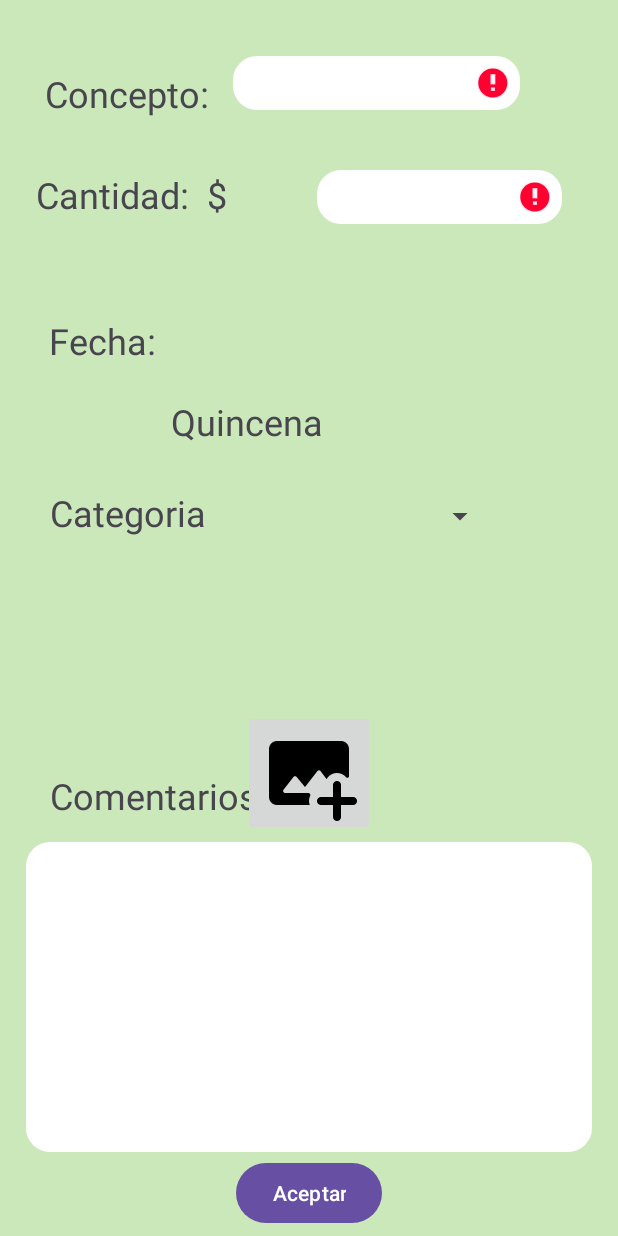
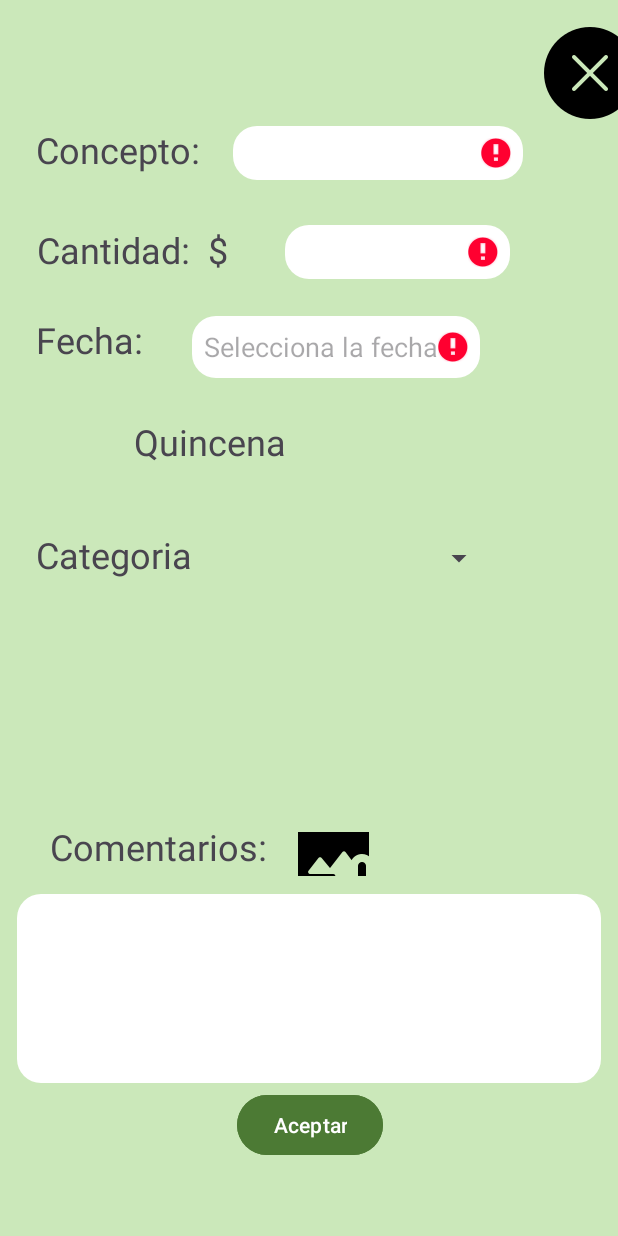
Before and after one commit to kakebo1/Kakebo, an Android app: the LlenadoIngresos screen opened directly, with no data from a screen before it, after a tap on "Aceptar", on a phone screen of 412 x 824 dp. Run offline under Robolectric (Android 15) with nearby library versions, the phone set to English and light mode, and no system bars; our stand-ins replace Firebase (no records; nobody signed in at launch, a user with empty details on screens opened directly); Roboto replaces fonts that are not available here.

Commit message:
Funciona fecha en llenado de ingresos

```diff
--- a/app/src/main/java/com/example/myapplication/LlenadoEgresos.java
+++ b/app/src/main/java/com/example/myapplication/LlenadoEgresos.java
@@ -136,7 +136,7 @@ public class LlenadoEgresos extends AppCompatActivity {
 
         basededatos.collection("egresos").add(mapiii)
                 .addOnSuccessListener(documentReference -> {
-                    Toast.makeText(LlenadoEgresos.this, "Pago guardado con éxito", Toast.LENGTH_SHORT).show();
+             //       Toast.makeText(LlenadoEgresos.this, "Pago guardado con éxito", Toast.LENGTH_SHORT).show();
                 })
                 .addOnFailureListener(e -> {
                     Toast.makeText(LlenadoEgresos.this, "Error al guardar los datos", Toast.LENGTH_SHORT).show();
--- a/app/src/main/java/com/example/myapplication/LlenadoIngresos.java
+++ b/app/src/main/java/com/example/myapplication/LlenadoIngresos.java
@@ -7,23 +7,27 @@ import android.widget.Button;
 import android.widget.EditText;
 import android.widget.ImageButton;
 import android.widget.Toast;
-
 import androidx.appcompat.app.AppCompatActivity;
 import androidx.core.graphics.Insets;
 import androidx.core.view.ViewCompat;
 import androidx.core.view.WindowInsetsCompat;
-
+import com.google.firebase.Timestamp;
 import com.google.firebase.firestore.FirebaseFirestore;
-
+import java.text.ParseException;
+import java.util.Date;
 import java.util.HashMap;
 import java.util.Map;
-
+import android.app.DatePickerDialog;
+import java.text.SimpleDateFormat;
+import java.util.Calendar;
+import java.util.Locale;
 public class LlenadoIngresos extends AppCompatActivity {
     //DECLARAR COMPONENTES
 Button btnAceptarIng;
-ImageButton btnAgregarImgIng;
-EditText txtConceptoIng, txtCantidadIng, txtComentarioIng;
-    private FirebaseFirestore basededatos;
+ImageButton btnAgregarImgIng, btnCancelarIng;
+EditText txtConceptoIng, txtCantidadIng, txtComentarioIng, txtFechaIng;
+private FirebaseFirestore basededatos;
+final Calendar calendarioIng = Calendar.getInstance();
 
     @Override
     protected void onCreate(Bundle savedInstanceState) {
@@ -41,8 +45,45 @@ EditText txtConceptoIng, txtCantidadIng, txtComentarioIng;
         txtConceptoIng = findViewById(R.id.txtConceptoIng);
         txtCantidadIng = findViewById(R.id.txtCantidadIng);
         txtComentarioIng = findViewById(R.id.txtComentarioIng);
+        txtFechaIng = findViewById(R.id.txtFechaIng);
+        btnCancelarIng = findViewById(R.id.btnCancelarIng);
+
+        // Abrir el DatePicker al hacer clic
+        txtFechaIng.setOnClickListener(new View.OnClickListener() {
+            @Override
+            public void onClick(View v) {
+                mostrarCalendarioIng();
+            }
+        });
+        btnCancelarIng.setOnClickListener(v -> {
+            Toast.makeText(LlenadoIngresos.this, "Acción cancelada", Toast.LENGTH_SHORT).show();
+            finish();
+        });
 
     }
+    private void mostrarCalendarioIng() {
+        int año = calendarioIng.get(Calendar.YEAR);
+        int mes = calendarioIng.get(Calendar.MONTH);
+        int día = calendarioIng.get(Calendar.DAY_OF_MONTH);
+
+        DatePickerDialog datePickerDialog = new DatePickerDialog(
+                LlenadoIngresos.this,
+                (view, year, month, dayOfMonth) -> {
+                    calendarioIng.set(Calendar.YEAR, year);
+                    calendarioIng.set(Calendar.MONTH, month);
+                    calendarioIng.set(Calendar.DAY_OF_MONTH, dayOfMonth);
+                    actualizarFechaEnEditText();
+                },
+                año, mes, día
+        );
+        datePickerDialog.show();
+    }
+
+    private void actualizarFechaEnEditText() {
+        SimpleDateFormat formato = new SimpleDateFormat("dd/MM/yyyy", Locale.getDefault());
+        txtFechaIng.setText(formato.format(calendarioIng.getTime()));
+    }
+
 public void aceptar1(View v){
     if (validar1()) {
         Toast.makeText(getApplicationContext(), "Datos guardados correctamente", Toast.LENGTH_SHORT).show();
@@ -55,6 +96,7 @@ public boolean validar1(){
     String concepto = txtConceptoIng.getText().toString().trim();
     String cantidad = txtCantidadIng.getText().toString().trim();
     String comentario = txtComentarioIng.getText().toString().trim();
+    String fecha1 = txtFechaIng.getText().toString().trim();
 
     if (concepto.isEmpty()) {
         txtConceptoIng.setError("Este campo NO puede quedar vacío");
@@ -62,24 +104,36 @@ public boolean validar1(){
     }
     if (cantidad.isEmpty()){
         txtCantidadIng.setError("Este campo NO puede quedar vacío");
+        retorno = false;
+    }
+    if (fecha1.isEmpty()){
+        txtFechaIng.setError("Ingrese una fecha");
+        retorno = false;
     }
     if (retorno) {
         try {
             int cantida = Integer.parseInt(cantidad);
-            ingresos(concepto, cantida, comentario);
+            SimpleDateFormat formato = new SimpleDateFormat("dd/MM/yyyy", Locale.getDefault());
+            Date fecha = formato.parse(fecha1);
+            ingresos(concepto, cantida, comentario, fecha);
+
         } catch (NumberFormatException e) {
             txtCantidadIng.setError("Introduce un número válido");
             retorno = false;
+        } catch (ParseException e) {
+            throw new RuntimeException(e);
         }
-}
+    }
     return retorno;
 }
-    private void ingresos(String concepto, int cantida, String comentario) {
+    private void ingresos(String concepto, int cantida, String comentario, Date fecha) {
 
         Map<String, Object> mapii = new HashMap<>();
         mapii.put("concepto", concepto);
         mapii.put("cantidad", cantida);
         mapii.put ("comentario", comentario);
+        mapii.put("fecha", fecha);
+       // mapii.put("fecha", new Timestamp(fecha));
         basededatos.collection("ingresos").add(mapii)
                 .addOnSuccessListener(documentReference -> {
                     Toast.makeText(LlenadoIngresos.this, "Pago guardado con éxito", Toast.LENGTH_SHORT).show();
--- a/app/src/main/res/layout/act_llenado_egresos.xml
+++ b/app/src/main/res/layout/act_llenado_egresos.xml
@@ -110,7 +110,7 @@
         android:layout_width="wrap_content"
         android:layout_height="wrap_content"
         android:layout_marginBottom="13dp"
-        android:text="Button"
+        android:text="Aceptar"
         app:layout_constraintBottom_toBottomOf="parent"
         app:layout_constraintEnd_toEndOf="parent"
         app:layout_constraintStart_toStartOf="parent" />
--- a/app/src/main/res/layout/act_llenado_ingresos.xml
+++ b/app/src/main/res/layout/act_llenado_ingresos.xml
@@ -8,103 +8,134 @@
     android:background="#CBE8BA"
     tools:context=".LlenadoIngresos">
 
+    <EditText
+        android:id="@+id/txtFechaIng"
+        android:layout_width="192dp"
+        android:layout_height="41dp"
+        android:layout_marginStart="127dp"
+        android:layout_marginTop="164dp"
+        android:layout_marginEnd="92dp"
+        android:layout_marginBottom="526dp"
+        android:background="@drawable/esquinas_redondeadas"
+        android:clickable="true"
+        android:focusable="false"
+        android:hint="Selecciona la fecha"
+        app:layout_constraintBottom_toBottomOf="parent"
+        app:layout_constraintEnd_toEndOf="parent"
+        app:layout_constraintStart_toStartOf="parent"
+        app:layout_constraintTop_toTopOf="parent" />
+
     <TextView
         android:id="@+id/textView1"
-        android:layout_width="0dp"
-        android:layout_height="0dp"
+        android:layout_width="150dp"
+        android:layout_height="36dp"
         android:layout_marginStart="24dp"
-        android:layout_marginEnd="24dp"
-        android:layout_marginBottom="115dp"
+        android:layout_marginTop="103dp"
+        android:layout_marginEnd="237dp"
+        android:layout_marginBottom="592dp"
         android:text="Cantidad:  $"
         android:textSize="24sp"
-        app:layout_constraintBottom_toTopOf="@+id/txtQuincena"
-        app:layout_constraintEnd_toStartOf="@+id/txtCantidadIng"
+        app:layout_constraintBottom_toBottomOf="parent"
+        app:layout_constraintEnd_toEndOf="parent"
         app:layout_constraintStart_toStartOf="parent"
-        app:layout_constraintTop_toBottomOf="@+id/txtConceptoIng" />
+        app:layout_constraintTop_toTopOf="parent" />
 
     <TextView
         android:id="@+id/textView15"
         android:layout_width="wrap_content"
         android:layout_height="wrap_content"
-        android:layout_marginEnd="10dp"
-        android:layout_marginBottom="82dp"
+        android:layout_marginStart="24dp"
+        android:layout_marginTop="164dp"
+        android:layout_marginEnd="317dp"
+        android:layout_marginBottom="535dp"
         android:text="Fecha:"
         android:textSize="24sp"
-        app:layout_constraintBottom_toTopOf="@+id/textView30"
-        app:layout_constraintEnd_toStartOf="@+id/txtQuincena"
-        app:layout_constraintTop_toBottomOf="@+id/textView26" />
+        app:layout_constraintBottom_toBottomOf="parent"
+        app:layout_constraintEnd_toEndOf="parent"
+        app:layout_constraintStart_toStartOf="parent"
+        app:layout_constraintTop_toTopOf="parent" />
 
     <TextView
         android:id="@+id/txtQuincena"
         android:layout_width="wrap_content"
         android:layout_height="wrap_content"
-        android:layout_marginBottom="29dp"
+        android:layout_marginStart="89dp"
+        android:layout_marginTop="232dp"
+        android:layout_marginEnd="222dp"
+        android:layout_marginBottom="467dp"
         android:text="Quincena"
         android:textSize="24sp"
-        app:layout_constraintBottom_toTopOf="@+id/categoriaIng"
-        app:layout_constraintEnd_toStartOf="@+id/categoriaIng"
-        app:layout_constraintStart_toStartOf="@+id/categoriaIng"
-        app:layout_constraintTop_toBottomOf="@+id/textView1" />
+        app:layout_constraintBottom_toBottomOf="parent"
+        app:layout_constraintEnd_toEndOf="parent"
+        app:layout_constraintStart_toStartOf="parent"
+        app:layout_constraintTop_toTopOf="parent" />
 
     <TextView
         android:id="@+id/textView30"
         android:layout_width="wrap_content"
         android:layout_height="wrap_content"
-        android:layout_marginStart="33dp"
-        android:layout_marginEnd="27dp"
-        android:layout_marginBottom="203dp"
+        android:layout_marginStart="24dp"
+        android:layout_marginTop="307dp"
+        android:layout_marginEnd="284dp"
+        android:layout_marginBottom="392dp"
         android:text="Categoria"
         android:textSize="24sp"
-        app:layout_constraintBottom_toTopOf="@+id/txtComentarioIng"
-        app:layout_constraintEnd_toStartOf="@+id/categoriaIng"
+        app:layout_constraintBottom_toBottomOf="parent"
+        app:layout_constraintEnd_toEndOf="parent"
         app:layout_constraintStart_toStartOf="parent"
-        app:layout_constraintTop_toBottomOf="@+id/textView15" />
+        app:layout_constraintTop_toTopOf="parent" />
 
     <TextView
         android:id="@+id/textView31"
-        android:layout_width="156dp"
-        android:layout_height="0dp"
+        android:layout_width="157dp"
+        android:layout_height="36dp"
         android:layout_marginStart="33dp"
-        android:layout_marginBottom="11dp"
+        android:layout_marginTop="501dp"
+        android:layout_marginEnd="221dp"
+        android:layout_marginBottom="194dp"
         android:text="Comentarios:"
         android:textSize="24sp"
-        app:layout_constraintBottom_toTopOf="@+id/txtComentarioIng"
+        app:layout_constraintBottom_toBottomOf="parent"
+        app:layout_constraintEnd_toEndOf="parent"
         app:layout_constraintStart_toStartOf="parent"
-        app:layout_constraintTop_toBottomOf="@+id/categoriaIng" />
+        app:layout_constraintTop_toTopOf="parent" />
 
     <Spinner
         android:id="@+id/categoriaIng"
-        android:layout_width="0dp"
-        android:layout_height="0dp"
-        android:layout_marginEnd="81dp"
-        android:layout_marginBottom="152dp"
-        app:layout_constraintBottom_toTopOf="@+id/textView31"
+        android:layout_width="168dp"
+        android:layout_height="36dp"
+        android:layout_marginStart="161dp"
+        android:layout_marginTop="307dp"
+        android:layout_marginEnd="82dp"
+        android:layout_marginBottom="388dp"
+        app:layout_constraintBottom_toBottomOf="parent"
         app:layout_constraintEnd_toEndOf="parent"
-        app:layout_constraintStart_toEndOf="@+id/textView30"
-        app:layout_constraintTop_toBottomOf="@+id/txtQuincena" />
+        app:layout_constraintStart_toStartOf="parent"
+        app:layout_constraintTop_toTopOf="parent" />
 
     <TextView
         android:id="@+id/textView26"
         android:layout_width="wrap_content"
         android:layout_height="wrap_content"
-        android:layout_marginStart="30dp"
-        android:layout_marginTop="46dp"
-        android:layout_marginEnd="16dp"
-        android:layout_marginBottom="132dp"
+        android:layout_marginStart="24dp"
+        android:layout_marginTop="37dp"
+        android:layout_marginEnd="22dp"
+        android:layout_marginBottom="662dp"
         android:fontFamily="sans-serif"
         android:text="Concepto:"
         android:textSize="24sp"
-        app:layout_constraintBottom_toTopOf="@+id/textView15"
+        app:layout_constraintBottom_toBottomOf="parent"
         app:layout_constraintEnd_toStartOf="@+id/txtConceptoIng"
         app:layout_constraintStart_toStartOf="parent"
         app:layout_constraintTop_toTopOf="parent" />
 
     <EditText
         android:id="@+id/txtComentarioIng"
-        android:layout_width="0dp"
-        android:layout_height="0dp"
-        android:layout_marginStart="17dp"
-        android:layout_marginEnd="17dp"
+        android:layout_width="389dp"
+        android:layout_height="126dp"
+        android:layout_marginStart="11dp"
+        android:layout_marginTop="549dp"
+        android:layout_marginEnd="11dp"
         android:layout_marginBottom="56dp"
         android:background="@drawable/esquinas_redondeadas"
         android:ems="10"
@@ -113,56 +144,86 @@
         app:layout_constraintBottom_toBottomOf="parent"
         app:layout_constraintEnd_toEndOf="parent"
         app:layout_constraintStart_toStartOf="parent"
-        app:layout_constraintTop_toBottomOf="@+id/textView30" />
+        app:layout_constraintTop_toTopOf="parent" />
 
     <Button
         android:id="@+id/btnAceptarIng"
         android:layout_width="wrap_content"
         android:layout_height="wrap_content"
-        android:layout_marginBottom="1dp"
+        android:layout_marginStart="157dp"
+        android:layout_marginTop="679dp"
+        android:layout_marginEnd="156dp"
+        android:layout_marginBottom="4dp"
+        android:backgroundTint="#4C7A34"
         android:onClick="aceptar1"
         android:text="Aceptar"
         app:layout_constraintBottom_toBottomOf="parent"
         app:layout_constraintEnd_toEndOf="parent"
         app:layout_constraintStart_toStartOf="parent"
-        app:layout_constraintTop_toBottomOf="@+id/txtComentarioIng" />
+        app:layout_constraintTop_toTopOf="parent" />
 
     <ImageButton
         android:id="@+id/btnAgregarImgIng"
-        android:layout_width="wrap_content"
-        android:layout_height="wrap_content"
-        android:layout_marginBottom="4dp"
-        app:layout_constraintBottom_toTopOf="@+id/txtComentarioIng"
-        app:layout_constraintEnd_toEndOf="@+id/txtComentarioIng"
-        app:layout_constraintStart_toStartOf="@+id/txtComentarioIng"
+        android:layout_width="47dp"
+        android:layout_height="29dp"
+        android:layout_marginStart="198dp"
+        android:layout_marginTop="508dp"
+        android:layout_marginEnd="166dp"
+        android:layout_marginBottom="194dp"
+        android:backgroundTint="@color/transparente"
+        app:layout_constraintBottom_toBottomOf="parent"
+        app:layout_constraintEnd_toEndOf="parent"
+        app:layout_constraintStart_toStartOf="parent"
+        app:layout_constraintTop_toTopOf="parent"
         app:srcCompat="@drawable/icons8_add_image_96" />
 
     <EditText
         android:id="@+id/txtCantidadIng"
-        android:layout_width="0dp"
+        android:layout_width="150dp"
         android:layout_height="36dp"
-        android:layout_marginEnd="37dp"
+        android:layout_marginStart="189dp"
+        android:layout_marginTop="103dp"
+        android:layout_marginEnd="72dp"
+        android:layout_marginBottom="592dp"
         android:background="@drawable/esquinas_redondeadas"
         android:ems="10"
         android:inputType="number"
-        app:layout_constraintBottom_toBottomOf="@+id/textView1"
+        app:layout_constraintBottom_toBottomOf="parent"
         app:layout_constraintEnd_toEndOf="parent"
-        app:layout_constraintStart_toEndOf="@+id/textView1" />
+        app:layout_constraintStart_toStartOf="parent"
+        app:layout_constraintTop_toTopOf="parent" />
 
     <EditText
         android:id="@+id/txtConceptoIng"
-        android:layout_width="0dp"
-        android:layout_height="0dp"
+        android:layout_width="193dp"
+        android:layout_height="36dp"
+        android:layout_marginStart="155dp"
         android:layout_marginTop="37dp"
-        android:layout_marginEnd="65dp"
-        android:layout_marginBottom="40dp"
+        android:layout_marginBottom="658dp"
         android:background="@drawable/esquinas_redondeadas"
         android:ems="10"
         android:inputType="text"
-        app:layout_constraintBottom_toTopOf="@+id/textView1"
+        app:layout_constraintBottom_toBottomOf="parent"
+        app:layout_constraintEnd_toStartOf="@+id/btnCancelarIng"
+        app:layout_constraintStart_toStartOf="parent"
+        app:layout_constraintTop_toTopOf="parent" />
+
+    <ImageButton
+        android:id="@+id/btnCancelarIng"
+        android:layout_width="wrap_content"
+        android:layout_height="wrap_content"
+        android:layout_marginStart="348dp"
+        android:layout_marginTop="5dp"
+        android:layout_marginEnd="1dp"
+        android:layout_marginBottom="669dp"
+        android:backgroundTint="@color/transparente"
+        app:layout_constraintBottom_toBottomOf="parent"
         app:layout_constraintEnd_toEndOf="parent"
-        app:layout_constraintStart_toEndOf="@+id/textView26"
-        app:layout_constraintTop_toTopOf="parent" />
+        app:layout_constraintHorizontal_bias="0.0"
+        app:layout_constraintStart_toStartOf="parent"
+        app:layout_constraintTop_toTopOf="parent"
+        app:layout_constraintVertical_bias="0.0"
+        app:srcCompat="@drawable/icons8_cancelar_100" />
 
 
 </androidx.constraintlayout.widget.ConstraintLayout>
--- a/app/src/main/res/values/strings.xml
+++ b/app/src/main/res/values/strings.xml
@@ -130,9 +130,8 @@ Estos <i> términos y condiciones</i> rigen el uso de la presente aplicación m
         <item>Ocio</item>
         <item></item>
         <item>Cultura</item>
+    </string-array>
 
-
-    </string-array>
     <string name="seleccione_una_opcion">Seleccione una opción</string>
 
 </resources>
```
